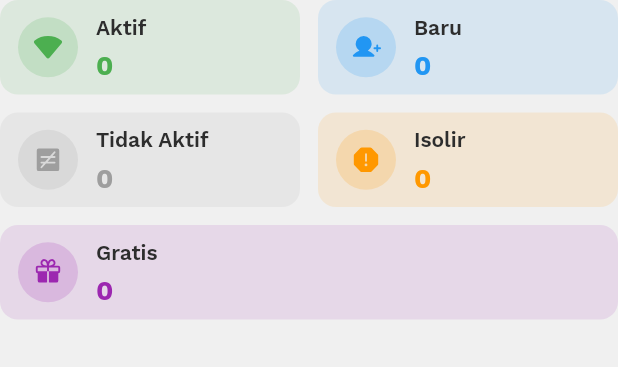
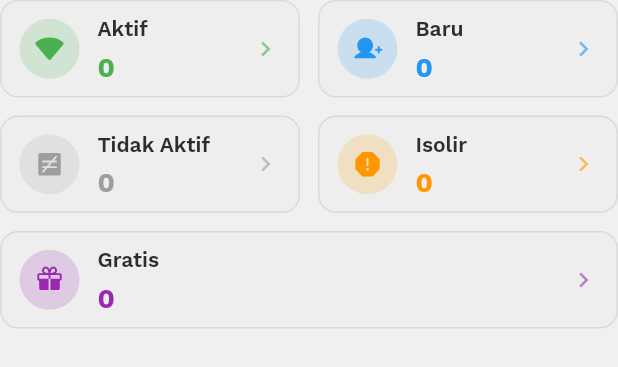
Before and after one commit to cakadi190/wifiber-jln, a Flutter app: the _CustomerStatsList widget shown alone on an empty page, opened directly with empty values, on a phone screen of 412 x 824 dp. Shown: the top 367 px of the screen. Run offline on Flutter 3.47's test engine with Material 3 defaults, Android fonts, the phone set to English and light mode, and no system bars; our stand-ins replace file_picker, flutter_map, flutter_secure_storage, geolocator, google_fonts, image_cropper and 8 more; missing offline and left inert: maps_launcher; accounts and stored records are empty; network calls fail.

Commit message:
feat(customer): navigate to customer list by status

```diff
--- a/lib/components/widgets/home/customer_summary.dart
+++ b/lib/components/widgets/home/customer_summary.dart
@@ -4,6 +4,8 @@ import 'package:provider/provider.dart';
 import 'package:wifiber/components/reusables/ticket_component.dart';
 import 'package:wifiber/controllers/tabs/dashboard_summary.dart';
 import 'package:wifiber/models/dashboard.dart';
+import 'package:wifiber/screens/dashboard/customers/customer_list_screen.dart';
+import 'package:wifiber/services/customer_service.dart';
 
 class CustomerSummary extends StatelessWidget {
   const CustomerSummary({super.key});
@@ -65,30 +67,35 @@ class _CustomerStatsList extends StatelessWidget {
         value: customerInfo.active,
         icon: PhosphorIcons.wifiHigh(PhosphorIconsStyle.fill),
         color: Colors.green,
+        status: CustomerStatus.customer,
       ),
       _CustomerStatData(
         label: 'Baru',
         value: customerInfo.newCustomer,
         icon: PhosphorIcons.userPlus(PhosphorIconsStyle.fill),
         color: Colors.blue,
+        status: null,
       ),
       _CustomerStatData(
         label: 'Tidak Aktif',
         value: customerInfo.inactive,
         icon: PhosphorIcons.notEquals(PhosphorIconsStyle.fill),
         color: Colors.grey,
+        status: CustomerStatus.inactive,
       ),
       _CustomerStatData(
         label: 'Isolir',
         value: customerInfo.isolir,
         icon: PhosphorIcons.warningOctagon(PhosphorIconsStyle.fill),
         color: Colors.orange,
+        status: CustomerStatus.isolir,
       ),
       _CustomerStatData(
         label: 'Gratis',
         value: customerInfo.free,
         icon: PhosphorIcons.gift(PhosphorIconsStyle.fill),
         color: Colors.purple,
+        status: CustomerStatus.free,
       ),
     ];
 
@@ -102,7 +109,6 @@ class _CustomerStatsList extends StatelessWidget {
           ],
         ),
         const SizedBox(height: 12),
-
         Row(
           children: [
             Expanded(child: _CustomerStatTile(stat: stats[2])),
@@ -111,7 +117,6 @@ class _CustomerStatsList extends StatelessWidget {
           ],
         ),
         const SizedBox(height: 12),
-
         _CustomerStatTile(stat: stats[4]),
       ],
     );
@@ -123,14 +128,31 @@ class _CustomerStatTile extends StatelessWidget {
 
   final _CustomerStatData stat;
 
+  void _navigateToCustomerList(BuildContext context) {
+    Navigator.push(
+      context,
+      MaterialPageRoute(
+        builder: (context) => CustomerListScreen(initialStatus: stat.status),
+      ),
+    );
+  }
+
   @override
   Widget build(BuildContext context) {
     final theme = Theme.of(context);
 
-    return Container(
+    debugPrint(stat.color.toString());
+
+    return InkWell(
+      onTap: () => _navigateToCustomerList(context),
+      borderRadius: BorderRadius.circular(12),
+      child: Ink(
         padding: const EdgeInsets.symmetric(horizontal: 12, vertical: 8),
         decoration: BoxDecoration(
-        color: stat.color.withValues(alpha: 0.12),
+          color: Colors.grey.shade200,
+          border: Border.all(
+            color: Colors.grey.shade400.withValues(alpha: 0.4),
+          ),
           borderRadius: BorderRadius.circular(12),
         ),
         child: Row(
@@ -165,7 +187,13 @@ class _CustomerStatTile extends StatelessWidget {
                 ],
               ),
             ),
+            Icon(
+              Icons.chevron_right,
+              color: stat.color.withValues(alpha: 0.6),
+              size: 20,
+            ),
           ],
+        ),
       ),
     );
   }
@@ -177,10 +205,12 @@ class _CustomerStatData {
     required this.value,
     required this.icon,
     required this.color,
+    this.status,
   });
 
   final String label;
   final int value;
   final IconData icon;
   final Color color;
+  final CustomerStatus? status;
 }
```
Also changed, not shown: lib/screens/dashboard/customers/customer_list_screen.dart (+14 -19 lines). Lines whose indentation alone changed are shown as unchanged.
